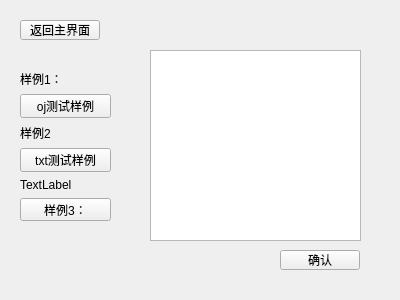
Qt form inputwidget.ui (RickyRui111/WorldOfWarcraftDebug) before a commit.
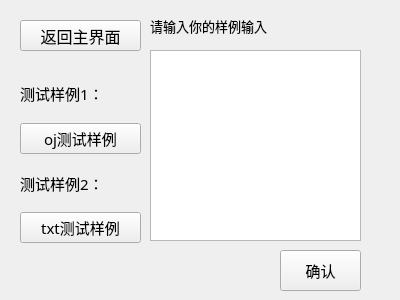
The same form after that commit. Icons and pictures are not drawn.

The edit to the form file:
```diff
--- a/inputwidget.ui
+++ b/inputwidget.ui
@@ -18,10 +18,16 @@
     <rect>
      <x>20</x>
      <y>20</y>
-     <width>80</width>
-     <height>20</height>
+     <width>121</width>
+     <height>31</height>
     </rect>
    </property>
+   <property name="font">
+    <font>
+     <family>Agency FB</family>
+     <pointsize>12</pointsize>
+    </font>
+   </property>
    <property name="text">
     <string>返回主界面</string>
    </property>
@@ -41,10 +47,16 @@
     <rect>
      <x>280</x>
      <y>250</y>
-     <width>80</width>
-     <height>20</height>
+     <width>81</width>
+     <height>41</height>
     </rect>
    </property>
+   <property name="font">
+    <font>
+     <family>Agency FB</family>
+     <pointsize>11</pointsize>
+    </font>
+   </property>
    <property name="text">
     <string>确认</string>
    </property>
@@ -54,20 +66,32 @@
     <rect>
      <x>20</x>
      <y>70</y>
-     <width>91</width>
-     <height>151</height>
+     <width>121</width>
+     <height>173</height>
     </rect>
    </property>
    <layout class="QVBoxLayout" name="verticalLayout">
     <item>
      <widget class="QLabel" name="label">
+      <property name="font">
+       <font>
+        <family>Agency FB</family>
+        <pointsize>11</pointsize>
+       </font>
+      </property>
       <property name="text">
-       <string>样例1：</string>
+       <string>测试样例1：</string>
       </property>
      </widget>
     </item>
     <item>
      <widget class="QPushButton" name="pushButton">
+      <property name="font">
+       <font>
+        <family>Agency FB</family>
+        <pointsize>11</pointsize>
+       </font>
+      </property>
       <property name="text">
        <string>oj测试样例</string>
       </property>
@@ -75,34 +99,51 @@
     </item>
     <item>
      <widget class="QLabel" name="label_2">
+      <property name="font">
+       <font>
+        <family>Agency FB</family>
+        <pointsize>11</pointsize>
+       </font>
+      </property>
       <property name="text">
-       <string>样例2</string>
+       <string>测试样例2：</string>
       </property>
      </widget>
     </item>
     <item>
      <widget class="QPushButton" name="pushButton_2">
+      <property name="font">
+       <font>
+        <family>Agency FB</family>
+        <pointsize>11</pointsize>
+       </font>
+      </property>
       <property name="text">
        <string>txt测试样例</string>
       </property>
      </widget>
     </item>
-    <item>
-     <widget class="QLabel" name="label_3">
-      <property name="text">
-       <string>TextLabel</string>
-      </property>
-     </widget>
-    </item>
-    <item>
-     <widget class="QPushButton" name="pushButton_3">
-      <property name="text">
-       <string>样例3：</string>
-      </property>
-     </widget>
-    </item>
    </layout>
   </widget>
+  <widget class="QLabel" name="label_3">
+   <property name="geometry">
+    <rect>
+     <x>150</x>
+     <y>10</y>
+     <width>221</width>
+     <height>31</height>
+    </rect>
+   </property>
+   <property name="font">
+    <font>
+     <family>Agency FB</family>
+     <pointsize>10</pointsize>
+    </font>
+   </property>
+   <property name="text">
+    <string>请输入你的样例输入</string>
+   </property>
+  </widget>
  </widget>
  <resources/>
  <connections/>
```
Left out of the diff: 10 changed lines with no effect on the pictures.
